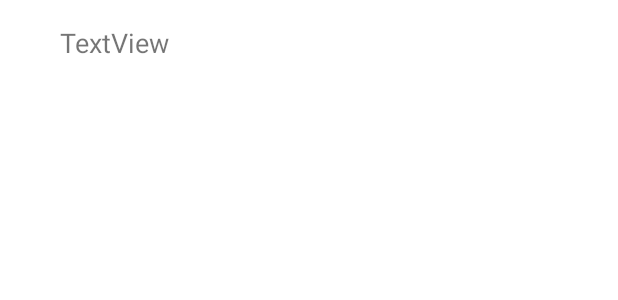
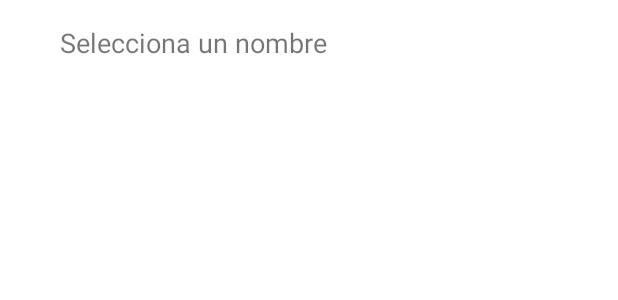
Before and after one commit to NelsonrBermejo/Android, an Android app: the layout activity_main.xml on its own in the app's theme, with its tools: preview values and no code run, on a phone screen of 412 x 824 dp. Shown: the top 300 px of the screen. Run offline under Robolectric (Android 15) with nearby library versions, the phone set to English and light mode, and no system bars.

Commit message:
2#  TextView String

```diff
--- a/ListView20/app/src/main/res/layout/activity_main.xml
+++ b/ListView20/app/src/main/res/layout/activity_main.xml
@@ -12,7 +12,7 @@
         android:layout_height="wrap_content"
         android:layout_marginStart="40dp"
         android:layout_marginTop="16dp"
-        android:text="TextView"
+        android:text="@string/TextView_String"
         android:textSize="18sp"
         app:layout_constraintStart_toStartOf="parent"
         app:layout_constraintTop_toTopOf="parent" />
--- a/ListView20/app/src/main/res/values/strings.xml
+++ b/ListView20/app/src/main/res/values/strings.xml
@@ -1,3 +1,4 @@
 <resources>
     <string name="app_name">ListView20</string>
+    <string name="TextView_String">Selecciona un nombre</string>
 </resources>
```
